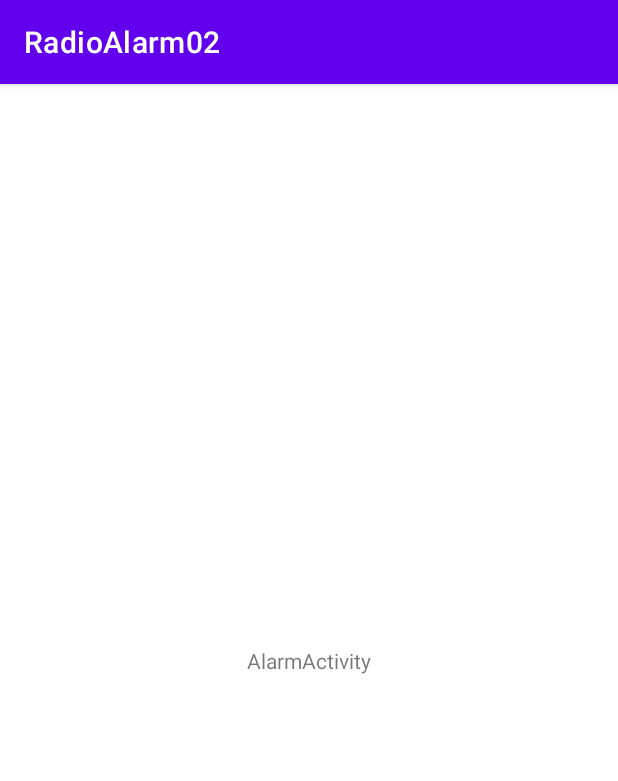
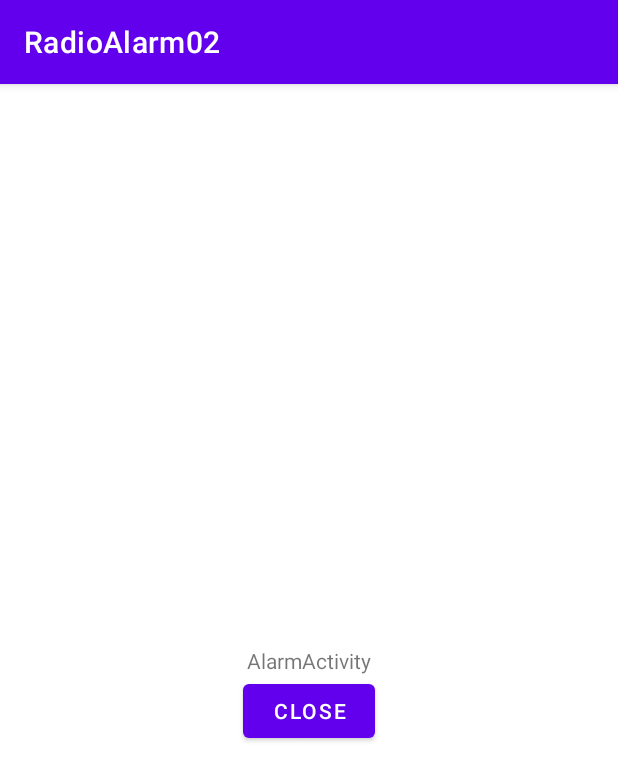
Before and after one commit to tinted-knight/RadioAlarm04, an Android app: the AlarmActivity screen opened directly, with no data from a screen before it, on a phone screen of 412 x 824 dp. Shown: the top 781 px of the screen. Run offline under Robolectric (Android 15) with nearby library versions, the phone set to English and light mode, and no system bars; our stand-ins replace Timber.

Commit message:
AlarmActivity.kt
- reschedule

```diff
--- a/app/src/main/java/com/noomit/radioalarm02/AlarmActivity.kt
+++ b/app/src/main/java/com/noomit/radioalarm02/AlarmActivity.kt
@@ -2,22 +2,45 @@ package com.noomit.radioalarm02
 
 import android.content.Intent
 import android.os.Bundle
+import androidx.activity.viewModels
 import androidx.appcompat.app.AppCompatActivity
+import com.noomit.radioalarm02.base.AndroidViewModelFactory
+import com.noomit.radioalarm02.databinding.ActivityAlarmBinding
+import com.noomit.radioalarm02.model.AppDatabase
 import timber.log.Timber
 
 private fun plog(message: String) = Timber.tag("tagg-alarm_activity").i(message)
 
 class AlarmActivity : AppCompatActivity() {
 
+    private lateinit var viewBinding: ActivityAlarmBinding
+
+    private var alarmId: Long? = null
+
+    private val viewModel: DismissAlarmViewModel by viewModels {
+        AndroidViewModelFactory(AppDatabase.getInstance(this), application)
+    }
+
     override fun onCreate(savedInstanceState: Bundle?) {
         super.onCreate(savedInstanceState)
-        setContentView(R.layout.activity_alarm)
+        viewBinding = ActivityAlarmBinding.inflate(layoutInflater)
+        setContentView(viewBinding.root)
+
+        alarmId = intent.getLongExtra(AlarmReceiver.ALARM_ID, -1)
+        plog("alarmId = $alarmId")
+        plog("bellId = ${intent.getStringExtra(AlarmReceiver.BELL_URL)}")
+
+        viewBinding.btnClose.setOnClickListener {
+            plog("btnClose click")
+            alarmId?.let { viewModel.alarmFired(it) }
+        }
     }
 
     override fun onNewIntent(intent: Intent?) {
         super.onNewIntent(intent)
         intent?.let {
-            plog("alarmId = ${it.getLongExtra(AlarmReceiver.ALARM_ID, -1)}")
+            alarmId = it.getLongExtra(AlarmReceiver.ALARM_ID, -1)
+            plog("alarmId = $alarmId")
             plog("bellId = ${it.getStringExtra(AlarmReceiver.BELL_URL)}")
         }
     }
--- a/app/src/main/java/com/noomit/radioalarm02/AlarmReceiver.kt
+++ b/app/src/main/java/com/noomit/radioalarm02/AlarmReceiver.kt
@@ -17,15 +17,17 @@ class AlarmReceiver : BroadcastReceiver() {
         plog("onReceive")
         if (intent?.action == ALARM_ACTION) {
             val alarmId = intent.getLongExtra(ALARM_ID, -1)
-            val bellId = intent.getStringExtra(BELL_URL)
+            val melodyUrl = intent.getStringExtra(BELL_URL)
             plog("alarmId = $alarmId")
-            plog("bellId = $bellId")
+            plog("bellId = $melodyUrl")
             context?.run {
                 val pendingIntent = PendingIntent.getActivity(
                     context,
                     102, // #fake
                     Intent(context, AlarmActivity::class.java).apply {
                         action = ALARM_ACTION
+                        putExtra(ALARM_ID, alarmId)
+                        putExtra(BELL_URL, melodyUrl)
                     },
                     PendingIntent.FLAG_UPDATE_CURRENT,
                 )
--- a/app/src/main/java/com/noomit/radioalarm02/base/ViewModelFactory.kt
+++ b/app/src/main/java/com/noomit/radioalarm02/base/ViewModelFactory.kt
@@ -5,6 +5,7 @@ import androidx.lifecycle.ViewModel
 import androidx.lifecycle.ViewModelProvider
 import com.example.radiobrowser.RadioBrowserService
 import com.noomit.radioalarm02.Database
+import com.noomit.radioalarm02.DismissAlarmViewModel
 import com.noomit.radioalarm02.favoritesview.FavoritesViewModel
 import com.noomit.radioalarm02.radiobrowserview.RadioBrowserViewModel
 import com.noomit.radioalarm02.ui.AlarmManagerViewModel
@@ -32,7 +33,7 @@ class DatabaseViewModelFactory(private val database: Database) :
 }
 
 @Suppress("UNCHECKED_CAST")
-class AlarmManagerViewModelFactory(
+class AndroidViewModelFactory(
     private val database: Database,
     private val application: Application,
 ) :
@@ -40,6 +41,7 @@ class AlarmManagerViewModelFactory(
     override fun <T : ViewModel?> create(modelClass: Class<T>): T {
         return when (modelClass) {
             AlarmManagerViewModel::class.java -> AlarmManagerViewModel(database, application) as T
+            DismissAlarmViewModel::class.java -> DismissAlarmViewModel(database, application) as T
             else -> throw IllegalArgumentException("Cannot find ViewModel class to create from factory")
         }
     }
--- a/app/src/main/java/com/noomit/radioalarm02/ui/AlarmManagerViewModel.kt
+++ b/app/src/main/java/com/noomit/radioalarm02/ui/AlarmManagerViewModel.kt
@@ -91,7 +91,7 @@ class AlarmManagerViewModel(database: Database, application: Application) :
             .onEach {
                 if (it != null) {
                     val c = Calendar.getInstance().apply { timeInMillis = it.time_in_millis }
-                    plog("next: ${c[Calendar.DAY_OF_MONTH]} : ${c[Calendar.MONTH]}")
+                    plog("next: ${c[Calendar.DAY_OF_MONTH]}/${c[Calendar.MONTH]};${c[Calendar.HOUR_OF_DAY]}:${c[Calendar.MINUTE]}")
                     scheduleAlarm(
                         context = getApplication(),
                         alarmId = it.id,
--- a/app/src/main/java/com/noomit/radioalarm02/ui/HomeFragment.kt
+++ b/app/src/main/java/com/noomit/radioalarm02/ui/HomeFragment.kt
@@ -9,7 +9,7 @@ import androidx.recyclerview.widget.LinearLayoutManager
 import by.kirich1409.viewbindingdelegate.viewBinding
 import com.noomit.radioalarm02.Alarm
 import com.noomit.radioalarm02.R
-import com.noomit.radioalarm02.base.AlarmManagerViewModelFactory
+import com.noomit.radioalarm02.base.AndroidViewModelFactory
 import com.noomit.radioalarm02.base.BaseFragment
 import com.noomit.radioalarm02.databinding.FragmentHomeBinding
 import com.noomit.radioalarm02.model.AppDatabase
@@ -24,7 +24,7 @@ class HomeFragment : BaseFragment(R.layout.fragment_home) {
     override val viewBinding: FragmentHomeBinding by viewBinding()
 
     private val alarmManager: AlarmManagerViewModel by activityViewModels {
-        AlarmManagerViewModelFactory(
+        AndroidViewModelFactory(
             AppDatabase.getInstance(requireActivity()),
             requireActivity().application,
         )
--- a/app/src/main/res/layout/activity_alarm.xml
+++ b/app/src/main/res/layout/activity_alarm.xml
@@ -15,4 +15,13 @@
         app:layout_constraintEnd_toEndOf="parent"
         app:layout_constraintStart_toStartOf="parent"
         app:layout_constraintTop_toTopOf="parent" />
+
+    <Button
+        android:id="@+id/btn_close"
+        android:layout_width="wrap_content"
+        android:layout_height="wrap_content"
+        android:text="Close"
+        app:layout_constraintEnd_toEndOf="parent"
+        app:layout_constraintStart_toStartOf="parent"
+        app:layout_constraintTop_toBottomOf="@+id/textView" />
 </androidx.constraintlayout.widget.ConstraintLayout>
```
Also changed, not shown: app/src/main/java/com/noomit/radioalarm02/DismissAlarmViewModel.kt (added, +51 -0 lines), app/src/main/java/com/noomit/radioalarm02/model/AlarmUtils.kt (+37 -0 lines), app/src/main/java/com/noomit/radioalarm02/ui/AlarmListAdapter.kt (+16 -10 lines), 1 other file.
